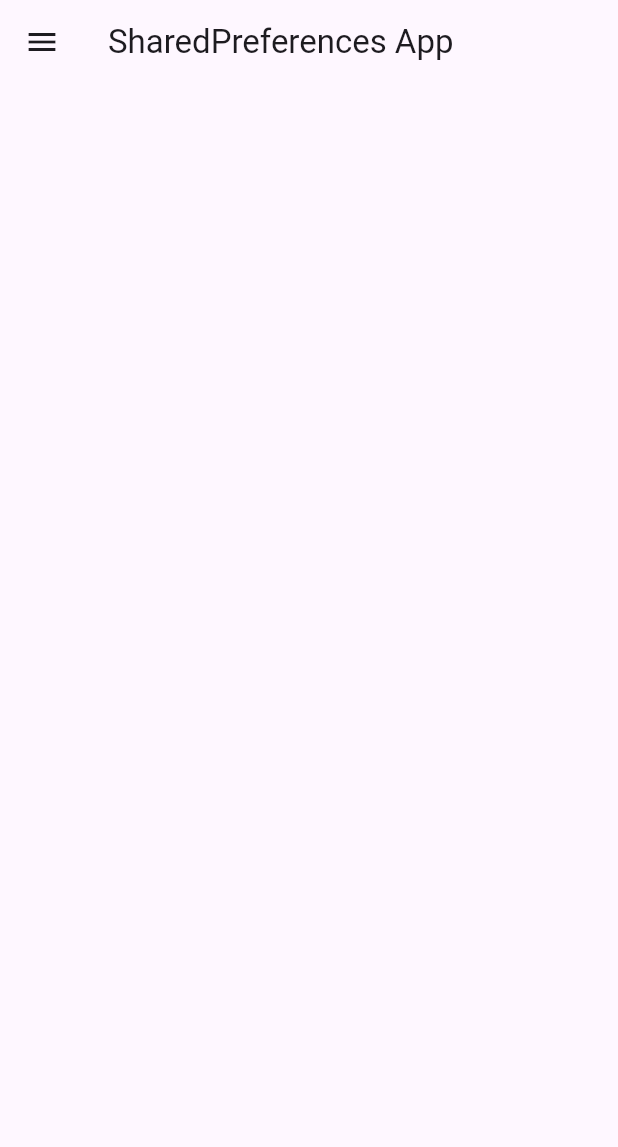
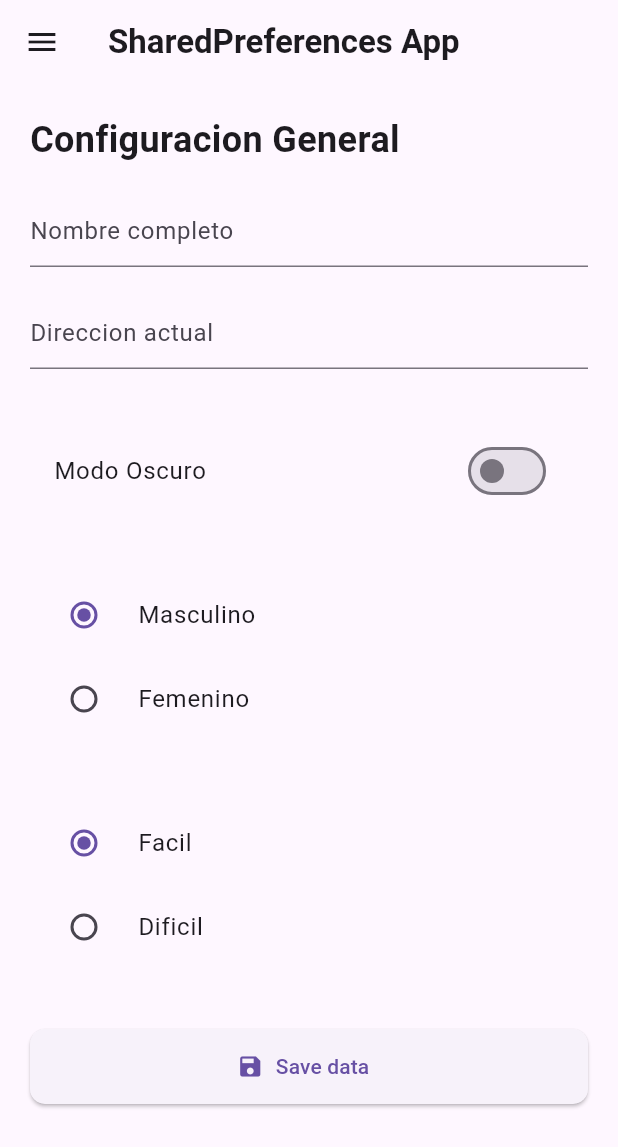
Before and after one commit to KeingCasabona/Tecsup-semana8-flutter_codigo_sp, a Flutter app: the screen it shows after launch, on a phone screen of 412 x 824 dp. Shown: the top 1147 px of the screen. Run offline on Flutter 3.47's test engine with Material 3 defaults, Android fonts, the phone set to English and light mode, and no system bars.

Commit message:
feat: Add form

```diff
--- a/lib/pages/home_page.dart
+++ b/lib/pages/home_page.dart
@@ -1,88 +1,128 @@
 import 'package:flutter/material.dart';
+import 'package:flutter_codigo_sp/widgets/my_drawer_widget.dart';
 
-class HomePage extends StatelessWidget {
+class HomePage extends StatefulWidget {
   const HomePage({super.key});
 
+  @override
+  State<HomePage> createState() => _HomePageState();
+}
+
+class _HomePageState extends State<HomePage> {
+  bool isDarkMode = false;
+  int gender = 1;
+  int dificult = 3;
   @override
   Widget build(BuildContext context) {
     return Scaffold(
       appBar: AppBar(
-        title: Text('SharedPreferences App'),
-      ),
-      drawer: Drawer(
-        child: Column(
-          children: [
-            DrawerHeader(
-              decoration: BoxDecoration(
-                image: DecorationImage(
-                  fit: BoxFit.cover,
-                  image: NetworkImage(
-                      'https://images.pexels.com/photos/2832382/pexels-photo-2832382.jpeg?auto=compress&cs=tinysrgb&w=1260&h=750&dpr=1'),
+        title: Text(
+          'SharedPreferences App',
+          style: TextStyle(fontWeight: FontWeight.w600),
         ),
       ),
-              child: SizedBox(
-                width: double.infinity,
+      drawer: MyDrawerWidget(),
+      body: Padding(
+        padding: const EdgeInsets.symmetric(horizontal: 20, vertical: 20),
         child: Column(
           crossAxisAlignment: CrossAxisAlignment.start,
-                  mainAxisAlignment: MainAxisAlignment.end,
           children: [
-                    CircleAvatar(
-                      radius: 28,
-                      backgroundImage: NetworkImage(
-                        'https://images.pexels.com/photos/1848565/pexels-photo-1848565.jpeg?auto=compress&cs=tinysrgb&w=1260&h=750&dpr=1',
+            Text(
+              'Configuracion General',
+              style: TextStyle(
+                fontSize: 24,
+                fontWeight: FontWeight.w600,
               ),
             ),
-                    Text(
-                      'Fiorella Gonzales Tapia',
-                      style: TextStyle(
-                        color: Colors.white,
-                        fontSize: 18,
-                        fontWeight: FontWeight.bold,
+            SizedBox(height: 20),
+            TextField(
+              decoration: InputDecoration(
+                hintText: 'Nombre completo',
               ),
             ),
-                    Text(
-                      'Administrador',
-                      style: TextStyle(
-                        color: Colors.white,
-                        fontSize: 16,
+            SizedBox(height: 20),
+            TextField(
+              decoration: InputDecoration(hintText: 'Direccion actual'),
             ),
+            // Switch(
+            //   value: false,
+            //   onChanged: (bool value) {},
+            // ),
+            SizedBox(height: 40),
+            SwitchListTile(
+              title: Text('Modo Oscuro'),
+              value: isDarkMode,
+              onChanged: (bool value) {
+                isDarkMode = value;
+                setState(() {
+                  print(isDarkMode);
+                });
+              },
             ),
-                  ],
+            SizedBox(height: 40),
+
+            RadioListTile(
+              title: Text('Masculino'),
+              value: 1,
+              groupValue: gender,
+              onChanged: (int? value) {
+                setState(() {
+                  gender = value!;
+                  print(value);
+                });
+              },
+            ),
+            RadioListTile(
+              title: Text('Femenino'),
+              value: 2,
+              groupValue: gender,
+              onChanged: (int? value) {
+                setState(() {
+                  gender = value!;
+                  print(value);
+                });
+              },
+            ),
+            SizedBox(height: 40),
+
+            RadioListTile(
+              title: Text('Facil'),
+              value: 3,
+              groupValue: dificult,
+              onChanged: (int? value) {
+                setState(() {
+                  dificult = value!;
+                  print(value);
+                });
+              },
+            ),
+            RadioListTile(
+              title: Text('Dificil'),
+              value: 4,
+              groupValue: dificult,
+              onChanged: (int? value) {
+                setState(() {
+                  dificult = value!;
+                  print(value);
+                });
+              },
+            ),
+            SizedBox(height: 40),
+
+            SizedBox(
+              width: double.infinity,
+              height: 50,
+              child: ElevatedButton.icon(
+                onPressed: () {},
+                icon: Icon(Icons.save),
+                label: Text('Save data'),
+                style: ElevatedButton.styleFrom(
+                  shape: RoundedRectangleBorder(
+                    borderRadius: BorderRadius.circular(10),
                   ),
                 ),
               ),
-            ListTile(
-              leading: Icon(
-                Icons.people,
-                color: Colors.black.withOpacity(0.6),
-              ),
-              title: Text('Mi perfil'),
-            ),
-            ListTile(
-              leading: Icon(
-                Icons.file_copy,
-                color: Colors.black.withOpacity(0.6),
-              ),
-              title: Text('Portafolio General'),
-            ),
-            ListTile(
-              leading: Icon(
-                Icons.lock,
-                color: Colors.black.withOpacity(0.6),
-              ),
-              title: Text('Cambiar Contraseña'),
-            ),
-            Divider(
-              indent: 20,
-              endIndent: 20,
-            ),
-            ListTile(
-              leading: Icon(
-                Icons.exit_to_app,
-                color: Colors.black.withOpacity(0.6),
-              ),
-              title: Text('Salir'),
-            ),
+            )
           ],
         ),
       ),
```
Also changed, not shown: lib/widgets/my_drawer_widget.dart (added, +86 -0 lines). Lines whose indentation alone changed are shown as unchanged.
